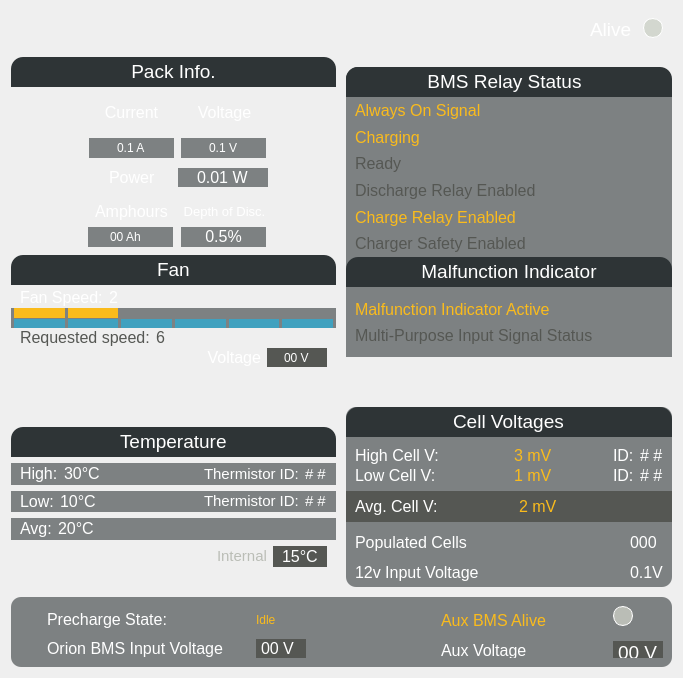
Above: src/ViewLayer/DebugDisplay/BatteryPage/BatteryUi/BatteryUi.ui from UCSolarCarTeam/Epsilon-Dashboard before the change. Below: the same form after it.
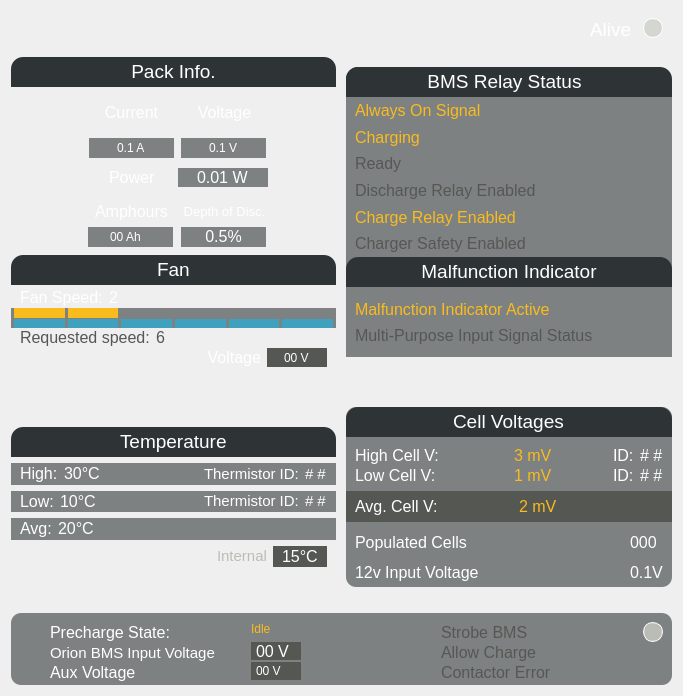
That is the form after the change.

Commit message: WIP battery debug

```diff
--- a/src/ViewLayer/DebugDisplay/BatteryPage/BatteryUi/BatteryUi.ui
+++ b/src/ViewLayer/DebugDisplay/BatteryPage/BatteryUi/BatteryUi.ui
@@ -7,7 +7,7 @@
     <x>0</x>
     <y>0</y>
     <width>683</width>
-    <height>642</height>
+    <height>696</height>
    </rect>
   </property>
   <property name="windowTitle">
@@ -816,9 +816,6 @@
                       </widget>
                      </item>
                     </layout>
-                    <zorder>packNetPowerLabel_2</zorder>
-                    <zorder>packNetPowerLabel_2</zorder>
-                    <zorder>packInfoAmphours</zorder>
                    </widget>
                   </item>
                  </layout>
@@ -2544,8 +2541,14 @@
              <verstretch>0</verstretch>
             </sizepolicy>
            </property>
+           <property name="minimumSize">
+            <size>
+             <width>0</width>
+             <height>22</height>
+            </size>
+           </property>
            <property name="text">
-            <string>&lt;html&gt;&lt;head/&gt;&lt;body&gt;&lt;p&gt;&lt;span style=&quot; font-size:12pt; color:#ffffff;&quot;&gt;Orion BMS Input Voltage&lt;/span&gt;&lt;/p&gt;&lt;/body&gt;&lt;/html&gt;</string>
+            <string>&lt;html&gt;&lt;head/&gt;&lt;body&gt;&lt;p&gt;&lt;span style=&quot; font-size:11pt; color:#ffffff;&quot;&gt;Orion BMS Input Voltage&lt;/span&gt;&lt;/p&gt;&lt;/body&gt;&lt;/html&gt;</string>
            </property>
           </widget>
          </item>
@@ -2560,7 +2563,7 @@
            <property name="minimumSize">
             <size>
              <width>50</width>
-             <height>0</height>
+             <height>18</height>
             </size>
            </property>
            <property name="styleSheet">
@@ -2608,26 +2611,13 @@
 color:white;</string>
               </property>
               <property name="text">
-               <string>&lt;html&gt;&lt;head/&gt;&lt;body&gt;&lt;p&gt;&lt;span style=&quot; font-size:12pt; color:#ffffff;&quot;&gt;00 V&lt;/span&gt;&lt;/p&gt;&lt;/body&gt;&lt;/html&gt;</string>
+               <string>&lt;html&gt;&lt;head/&gt;&lt;body&gt;&lt;p&gt;&lt;span style=&quot; color:#ffffff;&quot;&gt;00 V&lt;/span&gt;&lt;/p&gt;&lt;/body&gt;&lt;/html&gt;</string>
               </property>
              </widget>
             </item>
            </layout>
           </widget>
          </item>
-         <item row="0" column="0">
-          <widget class="QLabel" name="label">
-           <property name="sizePolicy">
-            <sizepolicy hsizetype="Fixed" vsizetype="Preferred">
-             <horstretch>0</horstretch>
-             <verstretch>0</verstretch>
-            </sizepolicy>
-           </property>
-           <property name="text">
-            <string>&lt;html&gt;&lt;head/&gt;&lt;body&gt;&lt;p&gt;&lt;span style=&quot; font-size:12pt; color:#ffffff;&quot;&gt;Precharge State:&lt;/span&gt;&lt;/p&gt;&lt;/body&gt;&lt;/html&gt;</string>
-           </property>
-          </widget>
-         </item>
          <item row="0" column="1">
           <widget class="QLabel" name="prechargeStateLabel">
            <property name="styleSheet">
@@ -2640,33 +2630,99 @@
            </property>
           </widget>
          </item>
+         <item row="2" column="1">
+          <widget class="QWidget" name="widget_12" native="true">
+           <property name="sizePolicy">
+            <sizepolicy hsizetype="Fixed" vsizetype="Preferred">
+             <horstretch>0</horstretch>
+             <verstretch>0</verstretch>
+            </sizepolicy>
+           </property>
+           <property name="minimumSize">
+            <size>
+             <width>50</width>
+             <height>18</height>
+            </size>
+           </property>
+           <property name="styleSheet">
+            <string notr="true">background-color: rgb(85, 87, 83);</string>
+           </property>
+           <layout class="QVBoxLayout" name="verticalLayout_6">
+            <property name="leftMargin">
+             <number>5</number>
+            </property>
+            <property name="topMargin">
+             <number>0</number>
+            </property>
+            <property name="rightMargin">
+             <number>0</number>
+            </property>
+            <property name="bottomMargin">
+             <number>0</number>
+            </property>
+            <item>
+             <widget class="QLabel" name="auxVoltageLabel">
+              <property name="sizePolicy">
+               <sizepolicy hsizetype="Preferred" vsizetype="Fixed">
+                <horstretch>0</horstretch>
+                <verstretch>0</verstretch>
+               </sizepolicy>
+              </property>
+              <property name="styleSheet">
+               <string notr="true">background: transparent;
+font:12pt &quot;Arial&quot;;
+color:white;</string>
+              </property>
+              <property name="text">
+               <string>&lt;html&gt;&lt;head/&gt;&lt;body&gt;&lt;p&gt;&lt;span style=&quot; color:#ffffff;&quot;&gt;00 V&lt;/span&gt;&lt;/p&gt;&lt;/body&gt;&lt;/html&gt;</string>
+              </property>
+             </widget>
+            </item>
+           </layout>
+          </widget>
+         </item>
+         <item row="2" column="0">
+          <widget class="QLabel" name="label_3">
+           <property name="minimumSize">
+            <size>
+             <width>0</width>
+             <height>22</height>
+            </size>
+           </property>
+           <property name="styleSheet">
+            <string notr="true">color: white;</string>
+           </property>
+           <property name="text">
+            <string>&lt;html&gt;&lt;head/&gt;&lt;body&gt;&lt;p&gt;&lt;span style=&quot; font-size:12pt;&quot;&gt;Aux Voltage&lt;/span&gt;&lt;/p&gt;&lt;/body&gt;&lt;/html&gt;</string>
+           </property>
+          </widget>
+         </item>
+         <item row="0" column="0">
+          <widget class="QLabel" name="label">
+           <property name="sizePolicy">
+            <sizepolicy hsizetype="Fixed" vsizetype="Preferred">
+             <horstretch>0</horstretch>
+             <verstretch>0</verstretch>
+            </sizepolicy>
+           </property>
+           <property name="minimumSize">
+            <size>
+             <width>0</width>
+             <height>22</height>
+            </size>
+           </property>
+           <property name="text">
+            <string>&lt;html&gt;&lt;head/&gt;&lt;body&gt;&lt;p&gt;&lt;span style=&quot; font-size:12pt; color:#ffffff;&quot;&gt;Precharge State:&lt;/span&gt;&lt;/p&gt;&lt;/body&gt;&lt;/html&gt;</string>
+           </property>
+          </widget>
+         </item>
         </layout>
        </widget>
       </item>
       <item>
        <widget class="QWidget" name="widget_7" native="true">
         <layout class="QGridLayout" name="gridLayout_3">
-         <item row="4" column="1">
-          <widget class="QLabel" name="label_4">
-           <property name="text">
-            <string>&lt;html&gt;&lt;head/&gt;&lt;body&gt;&lt;p&gt;&lt;span style=&quot; font-size:12pt; color:#ffffff;&quot;&gt;Aux Voltage&lt;/span&gt;&lt;/p&gt;&lt;/body&gt;&lt;/html&gt;</string>
-           </property>
-          </widget>
-         </item>
-         <item row="0" column="1" rowspan="3" colspan="2">
-          <widget class="QLabel" name="label_3">
-           <property name="sizePolicy">
-            <sizepolicy hsizetype="Fixed" vsizetype="Preferred">
-             <horstretch>0</horstretch>
-             <verstretch>0</verstretch>
-            </sizepolicy>
-           </property>
-           <property name="text">
-            <string>&lt;html&gt;&lt;head/&gt;&lt;body&gt;&lt;p&gt;&lt;span style=&quot; font-size:12pt; color:#fabb1c;&quot;&gt;Aux BMS Alive&lt;/span&gt;&lt;/p&gt;&lt;/body&gt;&lt;/html&gt;</string>
-           </property>
-          </widget>
-         </item>
-         <item row="0" column="3">
+         <item row="0" column="2">
           <widget class="QWidget" name="auxBmsAliveWidget" native="true">
            <property name="sizePolicy">
             <sizepolicy hsizetype="Fixed" vsizetype="Fixed">
@@ -2703,55 +2759,53 @@
            </property>
           </spacer>
          </item>
-         <item row="4" column="3">
-          <widget class="QWidget" name="widget_12" native="true">
-           <property name="sizePolicy">
-            <sizepolicy hsizetype="Fixed" vsizetype="Preferred">
-             <horstretch>0</horstretch>
-             <verstretch>0</verstretch>
-            </sizepolicy>
+         <item row="0" column="1">
+          <widget class="QLabel" name="strobeBMSLabel">
+           <property name="minimumSize">
+            <size>
+             <width>0</width>
+             <height>22</height>
+            </size>
            </property>
+           <property name="styleSheet">
+            <string notr="true">color: rgb(85, 87, 83);
+</string>
+           </property>
+           <property name="text">
+            <string>&lt;html&gt;&lt;head/&gt;&lt;body&gt;&lt;p&gt;&lt;span style=&quot; font-size:12pt;&quot;&gt;Strobe BMS&lt;/span&gt;&lt;/p&gt;&lt;/body&gt;&lt;/html&gt;</string>
+           </property>
+          </widget>
+         </item>
+         <item row="2" column="1">
+          <widget class="QLabel" name="contactorErrorLabel">
            <property name="minimumSize">
             <size>
-             <width>50</width>
-             <height>0</height>
+             <width>0</width>
+             <height>22</height>
             </size>
            </property>
            <property name="styleSheet">
-            <string notr="true">background-color: rgb(85, 87, 83);</string>
+            <string notr="true">color: rgb(85, 87, 83);</string>
            </property>
-           <layout class="QVBoxLayout" name="verticalLayout_6">
-            <property name="leftMargin">
-             <number>5</number>
-            </property>
-            <property name="topMargin">
-             <number>0</number>
-            </property>
-            <property name="rightMargin">
-             <number>0</number>
-            </property>
-            <property name="bottomMargin">
-             <number>0</number>
-            </property>
-            <item>
-             <widget class="QLabel" name="auxVoltageLabel">
-              <property name="sizePolicy">
-               <sizepolicy hsizetype="Preferred" vsizetype="Preferred">
-                <horstretch>0</horstretch>
-                <verstretch>0</verstretch>
-               </sizepolicy>
-              </property>
-              <property name="styleSheet">
-               <string notr="true">background: transparent;
-font:12pt &quot;Arial&quot;;
-color:white;</string>
-              </property>
-              <property name="text">
-               <string>&lt;html&gt;&lt;head/&gt;&lt;body&gt;&lt;p&gt;&lt;span style=&quot; font-size:14pt; color:#ffffff;&quot;&gt;00 V&lt;/span&gt;&lt;/p&gt;&lt;/body&gt;&lt;/html&gt;</string>
-              </property>
-             </widget>
-            </item>
-           </layout>
+           <property name="text">
+            <string>&lt;html&gt;&lt;head/&gt;&lt;body&gt;&lt;p&gt;&lt;span style=&quot; font-size:12pt;&quot;&gt;Contactor Error&lt;/span&gt;&lt;/p&gt;&lt;/body&gt;&lt;/html&gt;</string>
+           </property>
+          </widget>
+         </item>
+         <item row="1" column="1">
+          <widget class="QLabel" name="allowChargeLabel">
+           <property name="minimumSize">
+            <size>
+             <width>0</width>
+             <height>22</height>
+            </size>
+           </property>
+           <property name="styleSheet">
+            <string notr="true">color: rgb(85, 87, 83);</string>
+           </property>
+           <property name="text">
+            <string>&lt;html&gt;&lt;head/&gt;&lt;body&gt;&lt;p&gt;&lt;span style=&quot; font-size:12pt;&quot;&gt;Allow Charge&lt;/span&gt;&lt;/p&gt;&lt;/body&gt;&lt;/html&gt;</string>
+           </property>
           </widget>
          </item>
         </layout>
```
The commit also changes 6 other files.
